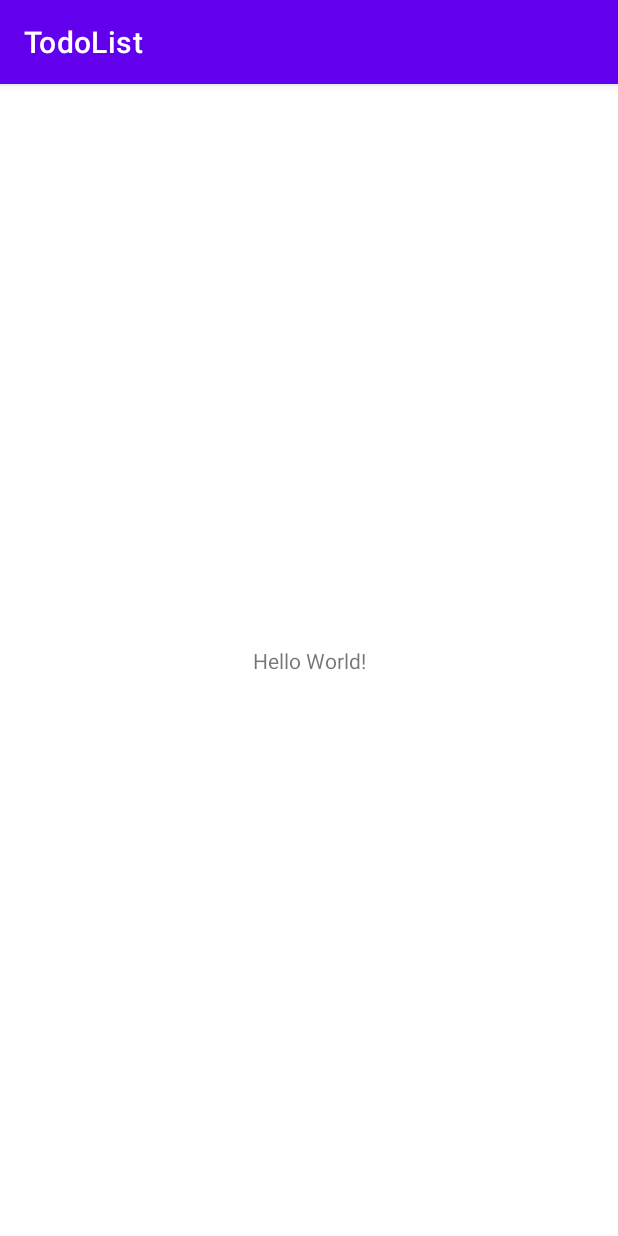
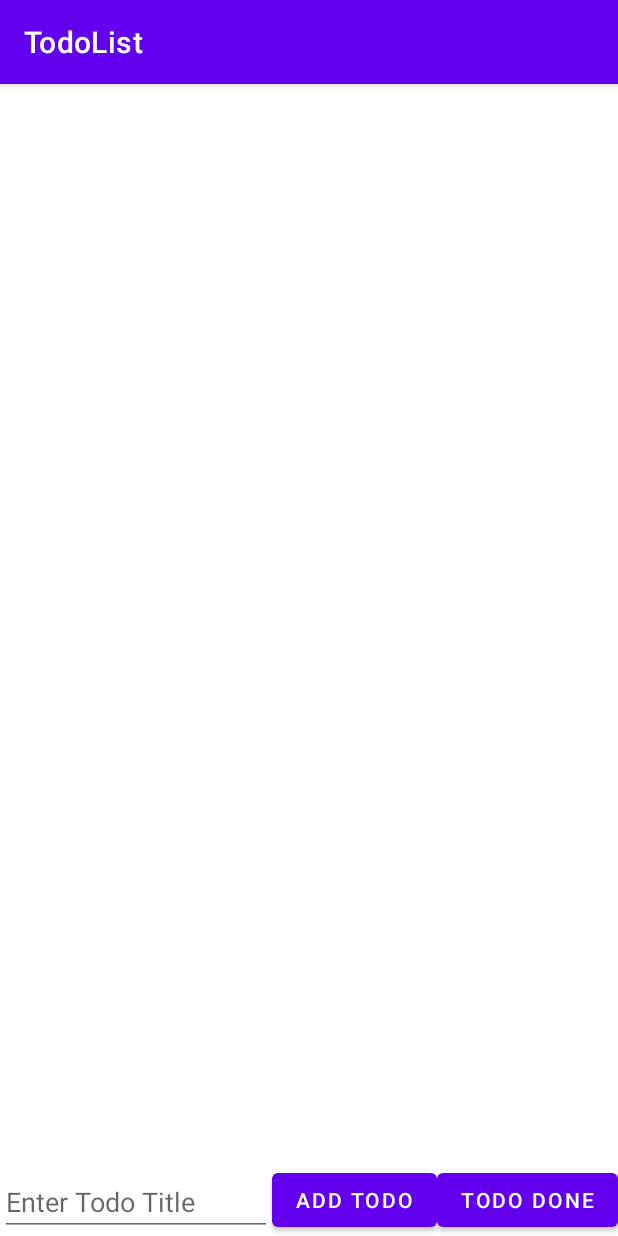
Before and after one commit to agrimes23/TodoListPractice, an Android app: the screen it shows after launch (MainActivity), on a phone screen of 412 x 824 dp. Run offline under Robolectric (Android 15) with nearby library versions, the phone set to English and light mode, and no system bars.

Commit message:
played around the the xml file and learned how to organize elements on a android screen

```diff
--- a/app/src/main/res/layout/activity_main.xml
+++ b/app/src/main/res/layout/activity_main.xml
@@ -6,13 +6,36 @@
     android:layout_height="match_parent"
     tools:context=".MainActivity">
 
-    <TextView
-        android:layout_width="wrap_content"
+    <androidx.recyclerview.widget.RecyclerView
+        android:id="@+id/rvTodoItems"
+        android:layout_width="match_parent"
         android:layout_height="wrap_content"
-        android:text="Hello World!"
-        app:layout_constraintBottom_toBottomOf="parent"
         app:layout_constraintEnd_toEndOf="parent"
         app:layout_constraintStart_toStartOf="parent"
         app:layout_constraintTop_toTopOf="parent" />
 
+    <EditText
+        android:id="@+id/etTodoTitle"
+        android:layout_width="0dp"
+        android:layout_height="wrap_content"
+        android:hint="Enter Todo Title"
+        app:layout_constraintBottom_toBottomOf="parent"
+        app:layout_constraintEnd_toStartOf="@+id/btnAddTodo"
+        app:layout_constraintStart_toStartOf="parent" />
+
+    <Button
+        android:id="@+id/btnAddTodo"
+        android:layout_width="wrap_content"
+        android:layout_height="wrap_content"
+        android:text="Add Todo"
+        app:layout_constraintBottom_toBottomOf="parent"
+        app:layout_constraintEnd_toStartOf="@+id/btnDeleteDoneTodo" />
+
+    <Button
+        android:id="@+id/btnDeleteDoneTodo"
+        android:layout_width="wrap_content"
+        android:layout_height="wrap_content"
+        android:text="Todo Done"
+        app:layout_constraintBottom_toBottomOf="parent"
+        app:layout_constraintEnd_toEndOf="parent" />
 </androidx.constraintlayout.widget.ConstraintLayout>
```
